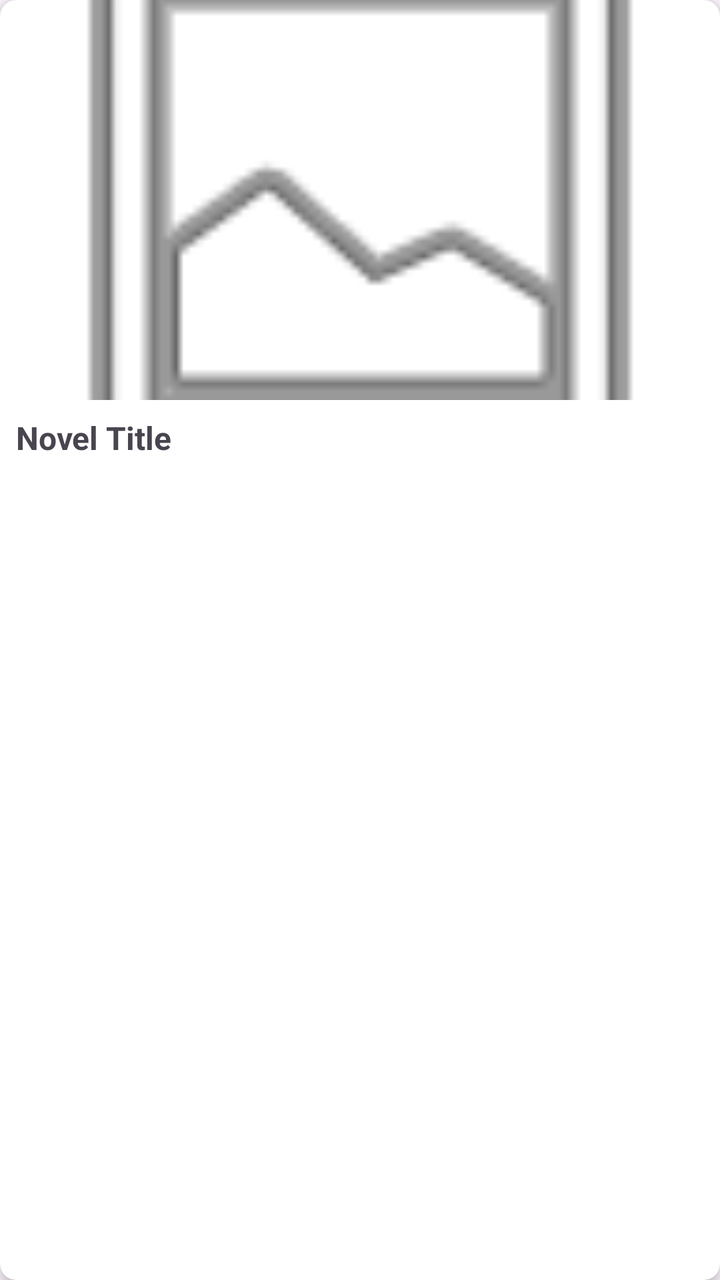
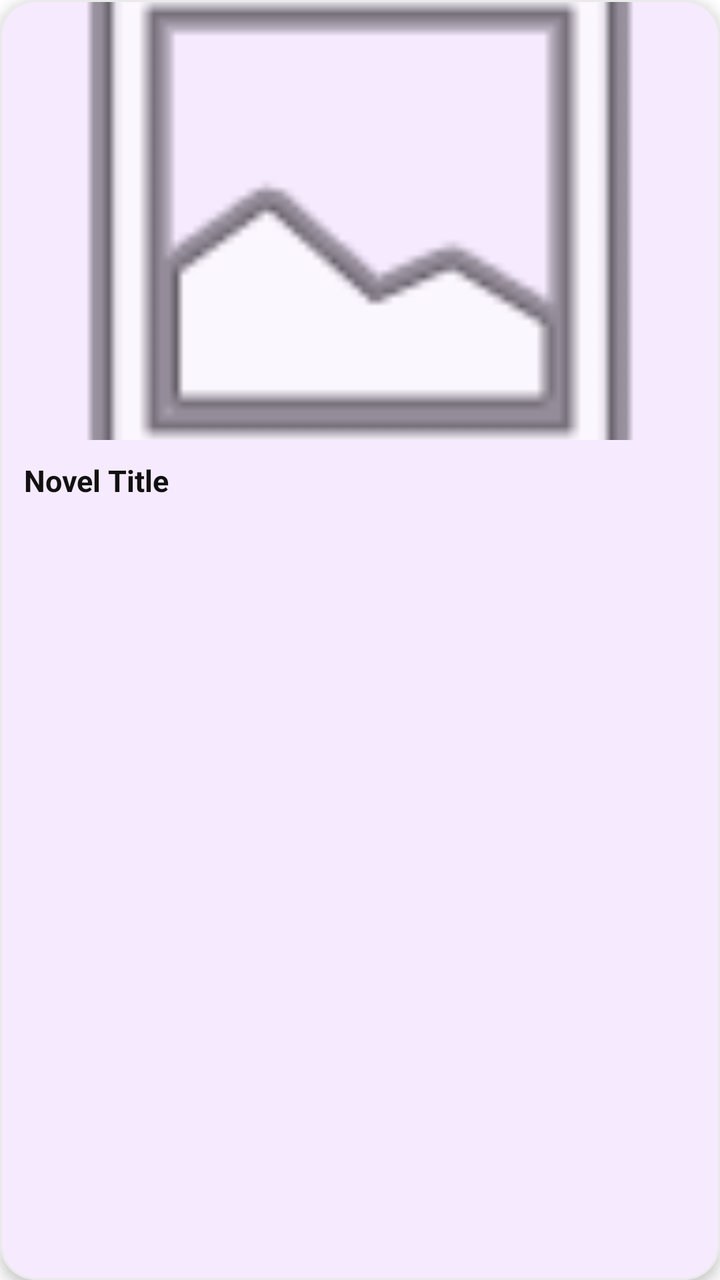

The first picture is an Android layout as it rendered before a commit; the second is the same layout after the commit. The layout source and the unified diff follow.
<!-- AndroidManifest.xml: application theme Theme.NovelIn -->
<!-- res/layout/item_novel.xml -->
<?xml version="1.0" encoding="utf-8"?>
<androidx.cardview.widget.CardView xmlns:android="http://schemas.android.com/apk/res/android"
    xmlns:app="http://schemas.android.com/apk/res-auto"
    android:layout_width="match_parent"
    android:layout_height="wrap_content"
    android:layout_margin="8dp"
    app:cardCornerRadius="8dp"
    app:cardElevation="4dp">

    <LinearLayout
        android:layout_width="match_parent"
        android:layout_height="wrap_content"
        android:orientation="vertical">

        <ImageView
            android:id="@+id/ivCover"
            android:layout_width="match_parent"
            android:layout_height="200dp"
            android:scaleType="centerCrop"
            android:src="@android:drawable/ic_menu_gallery" />

        <TextView
            android:id="@+id/tvTitle"
            android:layout_width="match_parent"
            android:layout_height="wrap_content"
            android:padding="8dp"
            android:text="Novel Title"
            android:textSize="16sp"
            android:textStyle="bold"
            android:maxLines="2"
            android:ellipsize="end" />

    </LinearLayout>
</androidx.cardview.widget.CardView>
<!-- resources referenced by this layout -->
<resources>
  <style name="Theme.NovelIn" parent="Base.Theme.NovelIn" />
  <style name="Base.Theme.NovelIn" parent="Theme.Material3.DayNight.NoActionBar">
          
          
      </style>
</resources>

<!-- the commit's change to res/layout/item_novel.xml (unified diff, before → after) -->
@@ -1,34 +1,45 @@
 <?xml version="1.0" encoding="utf-8"?>
-<androidx.cardview.widget.CardView xmlns:android="http://schemas.android.com/apk/res/android"
+<com.google.android.material.card.MaterialCardView
+    xmlns:android="http://schemas.android.com/apk/res/android"
     xmlns:app="http://schemas.android.com/apk/res-auto"
     android:layout_width="match_parent"
     android:layout_height="wrap_content"
     android:layout_margin="8dp"
-    app:cardCornerRadius="8dp"
-    app:cardElevation="4dp">
+    app:cardCornerRadius="18dp"
+    app:cardElevation="4dp"
+    app:strokeWidth="1dp"
+    app:strokeColor="#EAEAEA">
 
     <LinearLayout
         android:layout_width="match_parent"
         android:layout_height="wrap_content"
         android:orientation="vertical">
 
+        
         <ImageView
             android:id="@+id/ivCover"
             android:layout_width="match_parent"
-            android:layout_height="200dp"
+            android:layout_height="220dp"
             android:scaleType="centerCrop"
+            android:adjustViewBounds="true"
             android:src="@android:drawable/ic_menu_gallery" />
 
+        
         <TextView
             android:id="@+id/tvTitle"
             android:layout_width="match_parent"
             android:layout_height="wrap_content"
-            android:padding="8dp"
+            android:paddingStart="12dp"
+            android:paddingTop="10dp"
+            android:paddingEnd="12dp"
+            android:paddingBottom="14dp"
             android:text="Novel Title"
-            android:textSize="16sp"
+            android:textColor="#111111"
+            android:textSize="15sp"
             android:textStyle="bold"
             android:maxLines="2"
             android:ellipsize="end" />
 
     </LinearLayout>
-</androidx.cardview.widget.CardView>
+
+</com.google.android.material.card.MaterialCardView>
<!-- resource entries referenced after the edit -->
@@ -1,9 +1,20 @@
 <!-- resources referenced by this layout -->
 <resources>
-  <style name="Theme.NovelIn" parent="Base.Theme.NovelIn" />
-  <style name="Base.Theme.NovelIn" parent="Theme.Material3.DayNight.NoActionBar">
+  <style name="Theme.NovelIn" parent="Theme.Material3.DayNight.NoActionBar">
+  
           
+          <item name="colorPrimary">#A970FF</item>
+          <item name="colorSecondary">#C8A2FF</item>
+  
           
+          <item name="android:windowBackground">#FFFFFF</item>
+  
+          
+          <item name="android:statusBarColor">#FFFFFF</item>
+  
+          
+          <item name="android:navigationBarColor">#FFFFFF</item>
+  
       </style>
 </resources>
 
